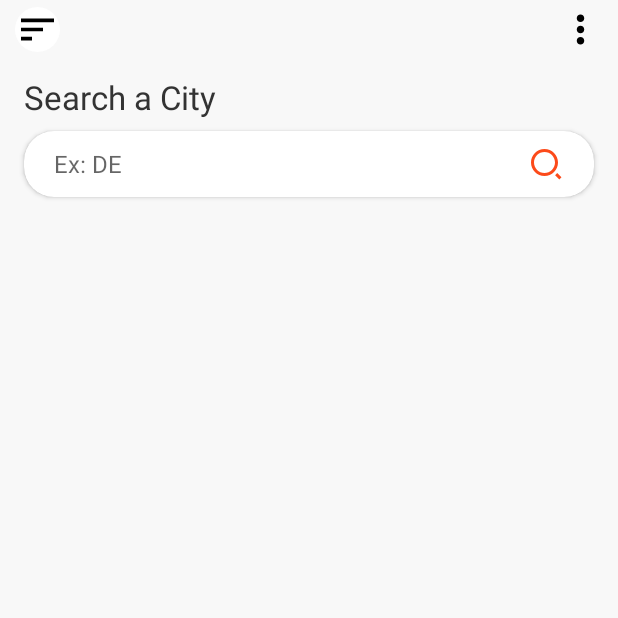
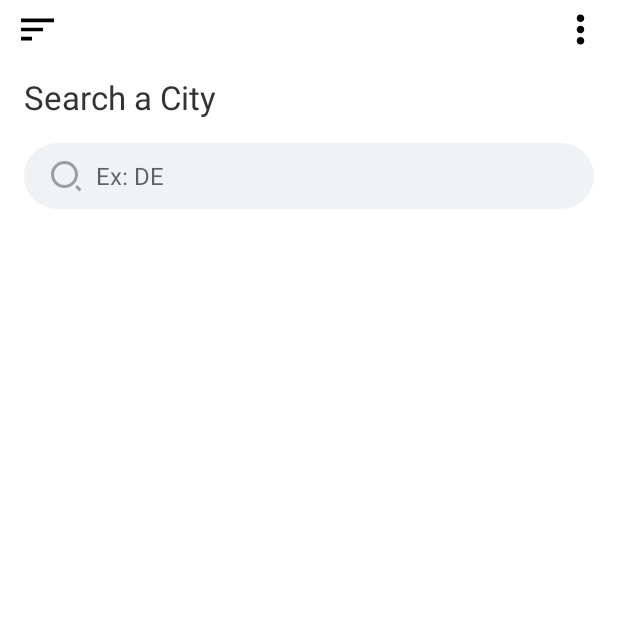
Before and after one commit to Doha26/Citybase, an Android app: the screen it shows after launch (MainActivity), on a phone screen of 412 x 824 dp, the top half of it. Run offline under Robolectric (Android 15) with nearby library versions, the phone set to English and light mode, and no system bars.

Commit message:
Improvment of search activity

```diff
--- /dev/null
+++ b/app/src/main/res/drawable/bg_edittext_search.xml
@@ -0,0 +1,6 @@
+<?xml version="1.0" encoding="utf-8"?>
+<shape xmlns:android="http://schemas.android.com/apk/res/android"
+    android:shape="rectangle">
+    <solid android:color="@color/edit_search_background" />
+    <corners android:radius="@dimen/space_32dp" />
+</shape>
--- a/app/src/main/res/layout/activity_main.xml
+++ b/app/src/main/res/layout/activity_main.xml
@@ -5,7 +5,7 @@
     android:layout_height="match_parent"
     xmlns:tools="http://schemas.android.com/tools"
     android:orientation="vertical"
-    android:background="@color/app_background">
+    android:background="@color/white">
 
     <RelativeLayout
         android:layout_width="match_parent"
@@ -37,34 +37,16 @@
         android:textColor="@color/textColorPrimary"
         android:textSize="@dimen/font_size_xlarge"
         android:textAppearance="@style/TextAppearance.AppCompat.Headline"/>
-    <androidx.cardview.widget.CardView
-        android:id="@+id/cardHeader"
-        android:layout_width="match_parent"
-        android:layout_height="wrap_content"
-        android:layout_marginTop="@dimen/spacing_standard"
-        android:layout_marginStart="@dimen/spacing_standard_new"
-        android:layout_marginEnd="@dimen/spacing_standard_new"
-        android:layout_marginBottom="@dimen/spacing_control_half"
-        app:cardCornerRadius="@dimen/space_20dp">
-
-        <androidx.appcompat.widget.AppCompatAutoCompleteTextView
-            android:id="@+id/edtSearch"
-            android:layout_width="match_parent"
-            android:layout_height="wrap_content"
-            android:background="@null"
-            android:drawableEnd="@drawable/ic_search"
-            android:drawableTint="@color/colorPrimary"
-            android:layout_gravity="center_vertical"
-            android:hint="@string/lbl_search"
-            android:singleLine="true"
-            android:paddingStart="@dimen/spacing_middle"
-            android:paddingEnd="@dimen/spacing_middle"
-            android:textSize="@dimen/font_size_medium"
-            android:imeOptions="actionSearch"
-            android:layout_margin="@dimen/spacing_middle" />
-    </androidx.cardview.widget.CardView>
+    <EditText
+        style="@style/EditSearchStyle"
+        android:layout_marginTop="@dimen/spacing_standard_new"
+        android:drawableStart="@drawable/ic_search"
+        android:drawablePadding="@dimen/spacing_standard"
+        android:drawableTint="@color/textColorSecondary"
+        android:hint="@string/lbl_search" />
 
     <androidx.recyclerview.widget.RecyclerView
+        android:layout_marginTop="@dimen/space_16dp"
         android:layout_marginStart="@dimen/spacing_standard_new"
         android:layout_marginEnd="@dimen/spacing_standard_new"
         android:id="@+id/rvSearch"
--- a/app/src/main/res/layout/item_search_result.xml
+++ b/app/src/main/res/layout/item_search_result.xml
@@ -2,6 +2,7 @@
 <RelativeLayout xmlns:android="http://schemas.android.com/apk/res/android"
     xmlns:app="http://schemas.android.com/apk/res-auto"
     android:orientation="vertical"
+    android:background="?attr/selectableItemBackground"
     android:layout_width="match_parent"
     android:layout_height="wrap_content"
     >
--- a/app/src/main/res/values/colors.xml
+++ b/app/src/main/res/values/colors.xml
@@ -8,5 +8,6 @@
     <color name="textColorSecondary">#9D9D9D</color>
     <color name="app_background">#f8f8f8</color>
     <color name="view_color">#DADADA</color>
+    <color name="edit_search_background">#EFF3F6</color>
     <color name="white">#ffffff</color>
 </resources>
--- a/app/src/main/res/values/styles.xml
+++ b/app/src/main/res/values/styles.xml
@@ -1,7 +1,25 @@
 <resources>
+
     <style name="AppTheme" parent="Theme.MaterialComponents.Light.NoActionBar">
         <item name="colorPrimary">@color/colorPrimary</item>
         <item name="colorPrimaryDark">@color/colorPrimaryDark</item>
         <item name="colorAccent">@color/colorAccent</item>
     </style>
+
+    <style name="EditSearchStyle">
+
+        <item name="android:layout_width">match_parent</item>
+        <item name="android:layout_height">wrap_content</item>
+        <item name="android:paddingStart">@dimen/spacing_standard_new</item>
+        <item name="android:paddingEnd">@dimen/spacing_control</item>
+        <item name="android:paddingTop">@dimen/spacing_middle</item>
+        <item name="android:paddingBottom">@dimen/spacing_middle</item>
+        <item name="android:textColor">@color/textColorPrimary</item>
+        <item name="android:textSize">@dimen/font_size_medium</item>
+        <item name="android:background">@drawable/bg_edittext_search</item>
+        <item name="android:gravity">center_vertical</item>
+        <item name="android:singleLine">true</item>
+        <item name="android:layout_marginStart">@dimen/spacing_standard_new</item>
+        <item name="android:layout_marginEnd">@dimen/spacing_standard_new</item>
+    </style>
 </resources>
```
